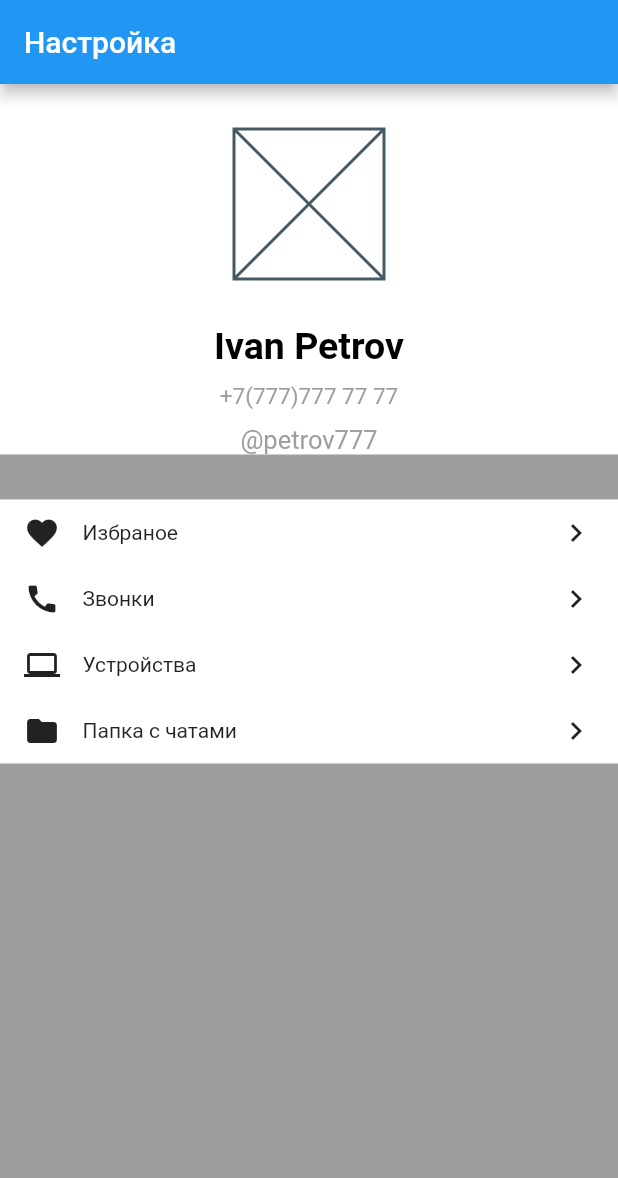
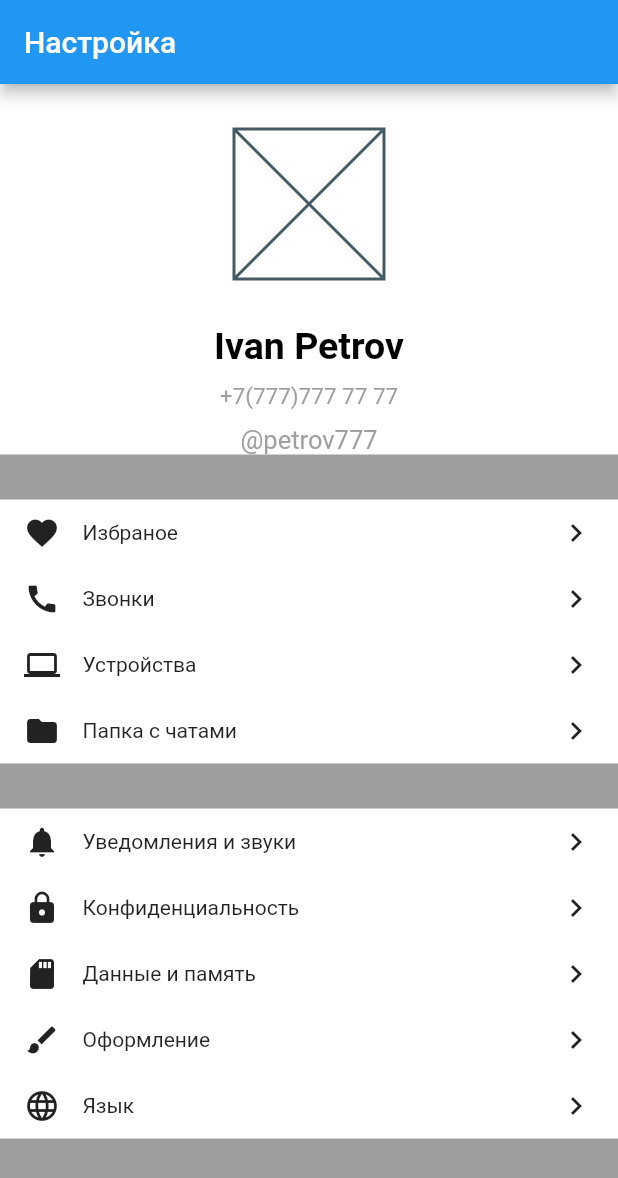
Before and after one commit to Pa11ady/flutter-exercises, a Flutter app: the screen it shows after launch, on a phone screen of 412 x 824 dp. Shown: the top 1178 px of the screen. Run offline on Flutter 3.47's test engine with Material 2 defaults, Android fonts, the phone set to English and light mode, and no system bars.

Commit message:
user_profile menu part 3

```diff
--- a/user_profile/lib/widgets/profile.dart
+++ b/user_profile/lib/widgets/profile.dart
@@ -1,11 +1,18 @@
 import 'package:flutter/material.dart';
 
 class Profile extends StatelessWidget {
-  final List<MenuRowData> menuRow = [
+  final List<MenuRowData> menuRow1 = [
     MenuRowData(Icons.favorite, 'Избраное'),
     MenuRowData(Icons.call, 'Звонки'),
     MenuRowData(Icons.computer, 'Устройства'),
     MenuRowData(Icons.folder, 'Папка с чатами')
+  ];
+  final List<MenuRowData> menuRow2 = [
+    MenuRowData(Icons.notifications, 'Уведомления и звуки'),
+    MenuRowData(Icons.lock, 'Конфиденциальность'),
+    MenuRowData(Icons.sd_storage, 'Данные и память'),
+    MenuRowData(Icons.brush, 'Оформление'),
+    MenuRowData(Icons.language, 'Язык')
   ];
 
   Profile();
@@ -23,7 +30,9 @@ class Profile extends StatelessWidget {
             children: [
               _UserInfo(),
               SizedBox(height: 30),
-              _MenuBlock(menuRow: menuRow)
+              _MenuBlock(menuRow: menuRow1),
+              SizedBox(height: 30),
+              _MenuBlock(menuRow: menuRow2)
             ],
           ),
         ));
@@ -60,8 +69,7 @@ class _MenuRow extends StatelessWidget {
           Icon(data.icon),
           SizedBox(width: 15),
           Expanded(child: Text(data.text)),
-          //SizedBox(width: 15),
-          Icon(Icons.chevron_right),
+          Icon(Icons.chevron_right)
         ],
       ),
     );
```
